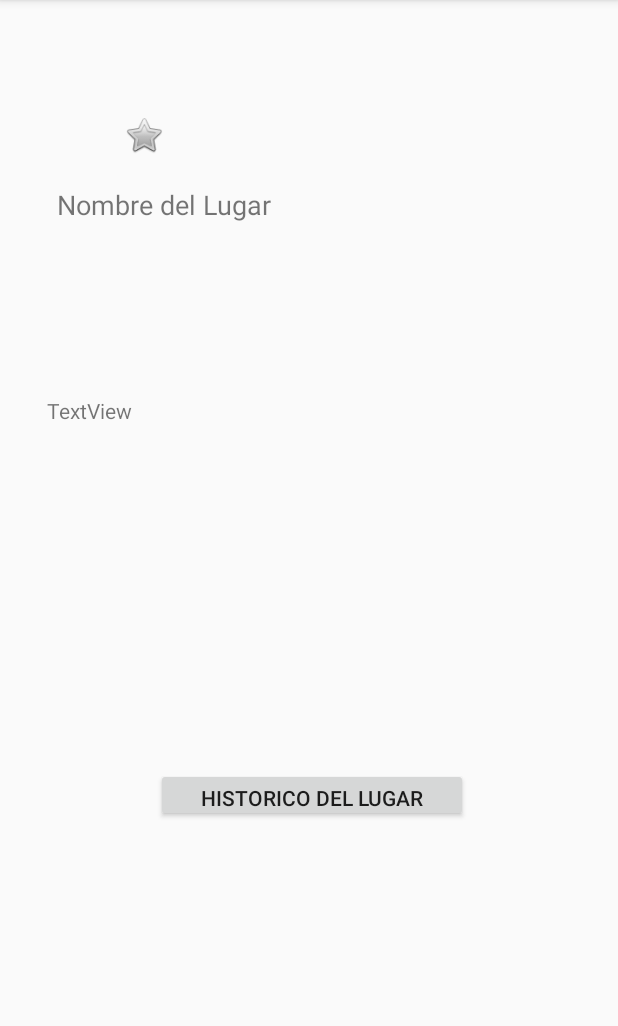
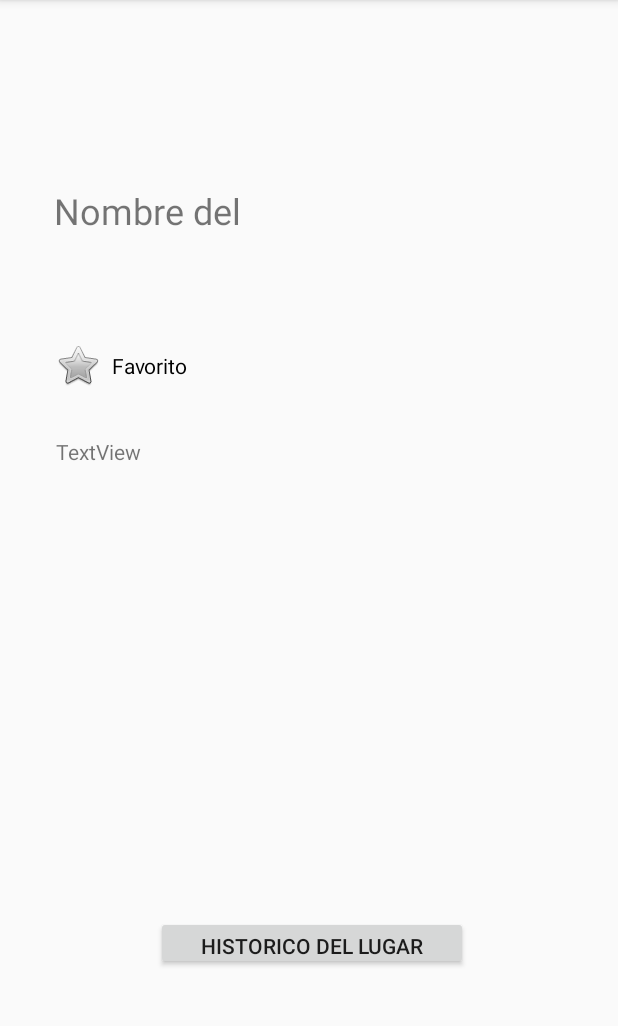
Before and after one commit to MichelleSiranaula/AndroidEthazi, an Android app: the InfoEspacios screen opened directly, with no data from a screen before it, on a phone screen of 412 x 824 dp, the part 84-1110 px from its top. Run offline under Robolectric (Android 15) with nearby library versions, the phone set to English and light mode, and no system bars.

Commit message:
Favoritos de Municipios y de Espacios

```diff
--- a/Euskomet/app/src/main/java/com/elorrieta/euskomet/ClientThreadSelect.java
+++ b/Euskomet/app/src/main/java/com/elorrieta/euskomet/ClientThreadSelect.java
@@ -53,6 +53,9 @@ public class ClientThreadSelect implements Runnable {
                 }else if (tipoObjeto.equals("usuarios")){
                    Usuarios u = new Usuarios(rs.getInt(1),rs.getString(2),rs.getString(3),rs.getString(4));
                    datos.add(u);
+                } else if (tipoObjeto.equals("EspaciosF")) {
+                    EspaciosNaturales e = new EspaciosNaturales(rs.getInt(1), rs.getString(2), rs.getString(3), rs.getString(4), rs.getDouble(5), rs.getDouble(6), rs.getString(7));
+                    datos.add(e);
                 }
             }
         } catch (ClassNotFoundException e) {
--- a/Euskomet/app/src/main/java/com/elorrieta/euskomet/InfoEspacios.java
+++ b/Euskomet/app/src/main/java/com/elorrieta/euskomet/InfoEspacios.java
@@ -9,14 +9,19 @@ import android.net.ConnectivityManager;
 import android.net.NetworkInfo;
 import android.os.Bundle;
 import android.provider.MediaStore;
+import android.text.method.ScrollingMovementMethod;
 import android.util.Base64;
 import android.util.Log;
 import android.view.Menu;
 import android.view.MenuItem;
 import android.view.View;
+import android.widget.CheckBox;
+import android.widget.CompoundButton;
 import android.widget.ImageView;
 import android.widget.TextView;
 import android.widget.Toast;
+
+import org.w3c.dom.ls.LSInput;
 
 import java.io.ByteArrayOutputStream;
 import java.io.File;
@@ -24,30 +29,28 @@ import java.io.InputStream;
 import java.text.SimpleDateFormat;
 import java.util.ArrayList;
 import java.util.Date;
+import java.util.List;
 
-public class InfoEspacios extends AppCompatActivity {
+public class InfoEspacios extends AppCompatActivity implements CompoundButton.OnCheckedChangeListener {
 
-    ImageView imageView3,imageView4, imagen;
-    boolean fav = false;
+    ImageView imagen;
     String timeStamp = new SimpleDateFormat("yyyyMMdd_HHmmss").format(new Date());
     String nombreFoto = timeStamp + ".jpg";
     static final int REQUEST_IMAGE_CAPTURE = 1;
     private ConnectivityManager connectivityManager = null;
     String imagenString;
     double latitud = 0;
-    String usuarioCon = "";
+    CheckBox cbFavorito;
+    boolean existe;
 
-    Integer codEspacios = 0;
-    ArrayList<EspaciosNaturales> datosEspacios = new ArrayList<EspaciosNaturales>();
+    Integer codEspacios = ListaEspacios.cod_espacios;
+    ArrayList<EspaciosNaturales> datosEspacios = ListaEspacios.arrayEspacios;
     TextView txtNombreEspacios, txtInfoEspacios;
 
     @Override
     protected void onCreate(Bundle savedInstanceState) {
         super.onCreate(savedInstanceState);
-        setContentView(R.layout.activity_info_espacios);imageView3 = findViewById(R.id.imageView3);
-        imageView4 = findViewById(R.id.imgFav);
-        imageView4.setVisibility(View.INVISIBLE);
-        imageView3.setVisibility(View.VISIBLE);
+        setContentView(R.layout.activity_info_espacios);
 
         byte [] encodeByte= null;
         Bitmap bitmap = null;
@@ -55,11 +58,21 @@ public class InfoEspacios extends AppCompatActivity {
         imagen = findViewById(R.id.imagen);
         txtNombreEspacios = findViewById(R.id.txtNombreEspacio);
         txtInfoEspacios = findViewById(R.id.txtInfoEspacio);
+        txtInfoEspacios.setMovementMethod(new ScrollingMovementMethod());
+        cbFavorito = findViewById(R.id.cbFavorito);
+        cbFavorito.setOnCheckedChangeListener(this);
 
-        Bundle extras = getIntent().getExtras();
-        codEspacios = extras.getInt("codEspacios");
-        datosEspacios = (ArrayList<EspaciosNaturales>) getIntent().getSerializableExtra("arrayEspacios");
-        usuarioCon = extras.getString("usuarioCon");
+        try {
+            existe = existeDB();
+        } catch (InterruptedException e) {
+            e.printStackTrace();
+        }
+
+        if (existe == true) {
+            cbFavorito.setChecked(true);
+        } else {
+            cbFavorito.setChecked(false);
+        }
 
         for (int i = 0; i< datosEspacios.size(); i++) {
             if (datosEspacios.get(i).getCod_enatural() == codEspacios) {
@@ -83,6 +96,36 @@ public class InfoEspacios extends AppCompatActivity {
                 }*/
             }
         }
+    }
+
+    //ON CHECKEDCHANGED DEL COMBOBOX
+    @Override
+    public void onCheckedChanged(CompoundButton buttonView, boolean isChecked) {
+        try {
+            if (isChecked) {
+                if (existe == false) {
+                    insertarFav();
+                    refrescar();
+                }
+            } else {
+                if (existe == true) {
+                    borrarFav();
+                    refrescar();
+                }
+            }
+        } catch (InterruptedException e) {
+            e.printStackTrace();
+        }
+
+    }
+
+    //REFRESCAR LA PAGINA
+    public void refrescar() {
+        Intent intent = new Intent(this, InfoEspacios.class);
+        intent.addFlags(Intent.FLAG_ACTIVITY_NO_ANIMATION);
+        startActivityForResult(intent, 0);
+        overridePendingTransition(0,0);
+
     }
 
     //PARA HACER FOTOS
@@ -110,10 +153,9 @@ public class InfoEspacios extends AppCompatActivity {
         }
     }
 
+
     //PARA GUARDAR LA FOTO EN LA BBDD
     public void conectarOnClick() {
-        //ArrayList<Object> arrObject = new ArrayList<Object>();
-        //ArrayList<String> listaNombProv = new ArrayList<String>();
         if (isConnected()) {
             try {
                 insertarFoto();
@@ -132,6 +174,32 @@ public class InfoEspacios extends AppCompatActivity {
         thread.join();
     }
 
+    //INSERTAR EN LA TABLA FAV_ESPACIOS
+    private void insertarFav() throws InterruptedException {
+        ClientThread clientThread = new ClientThread("INSERT into fav_espacios (cod_enatural,cod_usuario) values ("+ codEspacios +","+ MainActivity.codUsuario +")");
+        Thread thread = new Thread(clientThread);
+        thread.start();
+        thread.join();
+    }
+
+    //BORRAR DE LA TABLA FAV_ESPACIOS
+    private void borrarFav() throws InterruptedException {
+        ClientThread clientThread = new ClientThread("DELETE FROM fav_espacios WHERE cod_enatural='" + codEspacios + "' AND cod_usuario ="+ MainActivity.codUsuario +"");
+        Thread thread = new Thread(clientThread);
+        thread.start();
+        thread.join();
+    }
+
+    //SELECT PARA SABER SI EXISTE EN LA TABLA DE FAV_ESPACIOS
+    private boolean existeDB() throws InterruptedException {
+        ClientThreadSimple clientThread = new ClientThreadSimple("SELECT * FROM fav_espacios WHERE cod_enatural='" + codEspacios + "' AND cod_usuario ="+ MainActivity.codUsuario +"");
+        Thread thread = new Thread(clientThread);
+        thread.start();
+        thread.join();
+        return clientThread.getExiste();
+    }
+
+    //PARA SABER SI ESTA CONECTADO
     public boolean isConnected() {
         boolean ret = false;
         try {
@@ -162,6 +230,8 @@ public class InfoEspacios extends AppCompatActivity {
             finish();
             if (latitud != 0) {
                 abrirMapa(datosEspacios, codEspacios, "Espacios");
+            } else {
+                Toast.makeText(this, "No podemos mostras la ubicacion", Toast.LENGTH_LONG).show();
             }
             return true;
         }
@@ -192,17 +262,4 @@ public class InfoEspacios extends AppCompatActivity {
         startActivity(volver);
     }
 
-    //ANIMACION
-    public void mostrarfav(View view){
-        imageView3.setVisibility(View.INVISIBLE);
-        imageView4.setVisibility(View.VISIBLE);
-        fav=true;
-    }
-
-    public void quitarfav(View view){
-        imageView3.setVisibility(View.VISIBLE);
-        imageView4.setVisibility(View.INVISIBLE);
-        fav = false;
-    }
-
 }
--- a/Euskomet/app/src/main/res/layout/activity_info.xml
+++ b/Euskomet/app/src/main/res/layout/activity_info.xml
@@ -43,7 +43,7 @@
         app:layout_constraintTop_toBottomOf="@+id/imagen" />
 
     <Button
-        android:id="@+id/button7"
+        android:id="@+id/btnHistorico"
         android:layout_width="208dp"
         android:layout_height="36dp"
         android:layout_marginTop="60dp"
--- a/Euskomet/app/src/main/res/layout/activity_info_espacios.xml
+++ b/Euskomet/app/src/main/res/layout/activity_info_espacios.xml
@@ -10,63 +10,59 @@
         android:id="@+id/txtNombreEspacio"
         android:layout_width="174dp"
         android:layout_height="32dp"
+        android:layout_marginStart="36dp"
         android:layout_marginTop="124dp"
-        android:layout_marginEnd="200dp"
         android:text="Nombre del Lugar"
-        android:textSize="18sp"
-        app:layout_constraintEnd_toEndOf="parent"
+        android:textSize="24sp"
+        app:layout_constraintStart_toStartOf="parent"
         app:layout_constraintTop_toTopOf="parent" />
 
     <ImageView
         android:id="@+id/imagen"
-        android:layout_width="128dp"
-        android:layout_height="128dp"
-        android:layout_marginTop="76dp"
-        android:layout_marginEnd="28dp"
+        android:layout_width="139dp"
+        android:layout_height="171dp"
+        android:layout_marginTop="64dp"
+        android:layout_marginEnd="36dp"
         app:layout_constraintEnd_toEndOf="parent"
         app:layout_constraintTop_toTopOf="parent"
         tools:srcCompat="@tools:sample/avatars" />
 
-    <ImageView
-        android:id="@+id/imageView3"
-        android:layout_width="0dp"
-        android:layout_height="28dp"
-        android:layout_marginTop="76dp"
-        android:layout_marginEnd="300dp"
-        app:layout_constraintEnd_toEndOf="parent"
-        app:layout_constraintTop_toTopOf="parent"
-        app:srcCompat="@android:drawable/btn_star_big_off" />
-
     <TextView
         android:id="@+id/txtInfoEspacio"
-        android:layout_width="350dp"
-        android:layout_height="250dp"
+        android:layout_width="336dp"
+        android:layout_height="259dp"
         android:layout_marginStart="24dp"
-        android:layout_marginTop="264dp"
+        android:layout_marginTop="56dp"
         android:layout_marginEnd="24dp"
+        android:scrollbars="vertical"
         android:text="TextView"
         app:layout_constraintEnd_toEndOf="parent"
+        app:layout_constraintHorizontal_bias="0.481"
         app:layout_constraintStart_toStartOf="parent"
-        app:layout_constraintTop_toTopOf="parent" />
+        app:layout_constraintTop_toBottomOf="@+id/imagen" />
 
     <Button
-        android:id="@+id/button7"
+        android:id="@+id/btnHistorico"
         android:layout_width="208dp"
         android:layout_height="36dp"
-        android:layout_marginTop="512dp"
+        android:layout_marginTop="60dp"
         android:layout_marginEnd="100dp"
         android:text="Historico del lugar"
         app:layout_constraintEnd_toEndOf="parent"
-        app:layout_constraintTop_toTopOf="parent" />
+        app:layout_constraintTop_toBottomOf="@+id/txtInfoEspacio" />
 
-    <ImageView
-        android:id="@+id/imgFav"
-        android:layout_width="32dp"
-        android:layout_height="28dp"
-        android:layout_marginTop="76dp"
-        android:layout_marginEnd="300dp"
-        app:layout_constraintEnd_toEndOf="parent"
-        app:layout_constraintTop_toTopOf="parent"
-        app:srcCompat="@android:drawable/btn_star_big_on" />
+    <CheckBox
+        android:id="@+id/cbFavorito"
+        android:layout_width="127dp"
+        android:layout_height="47dp"
+        android:layout_marginStart="36dp"
+        android:layout_marginTop="64dp"
+        android:button="@android:drawable/btn_star"
+        android:text="  Favorito"
+        android:textColorHighlight="#FFEB3B"
+        android:textColorLink="#FDE01F"
+        android:textCursorDrawable="@android:drawable/btn_star_big_on"
+        app:layout_constraintStart_toStartOf="parent"
+        app:layout_constraintTop_toBottomOf="@+id/txtNombreEspacio" />
 
 </androidx.constraintlayout.widget.ConstraintLayout>
```
Also changed, not shown: Euskomet/app/src/main/java/com/elorrieta/euskomet/EspaciosNaturales.java (+10 -0 lines), Euskomet/app/src/main/java/com/elorrieta/euskomet/Info.java (+4 -3 lines), Euskomet/app/src/main/java/com/elorrieta/euskomet/Lista.java (+0 -12 lines), Euskomet/app/src/main/java/com/elorrieta/euskomet/ListaEspacios.java (+71 -23 lines), Euskomet/app/src/main/res/layout/activity_lista.xml (+10 -0 lines), Euskomet/app/src/main/res/layout/activity_lista_espacios.xml (+26 -9 lines).
